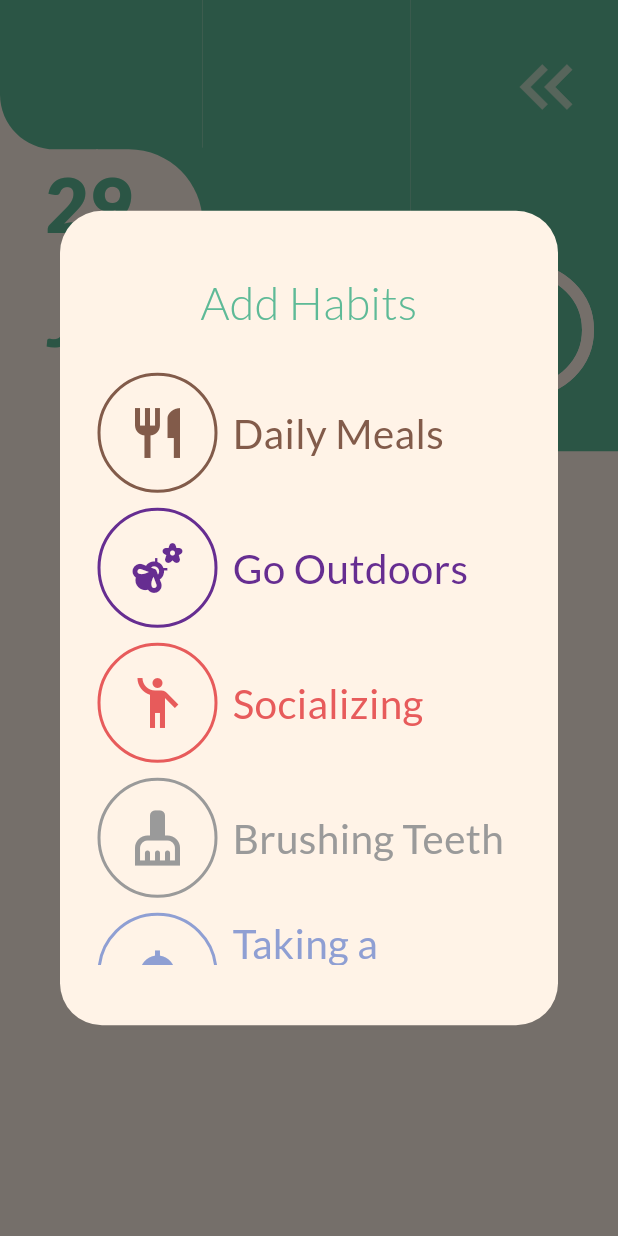
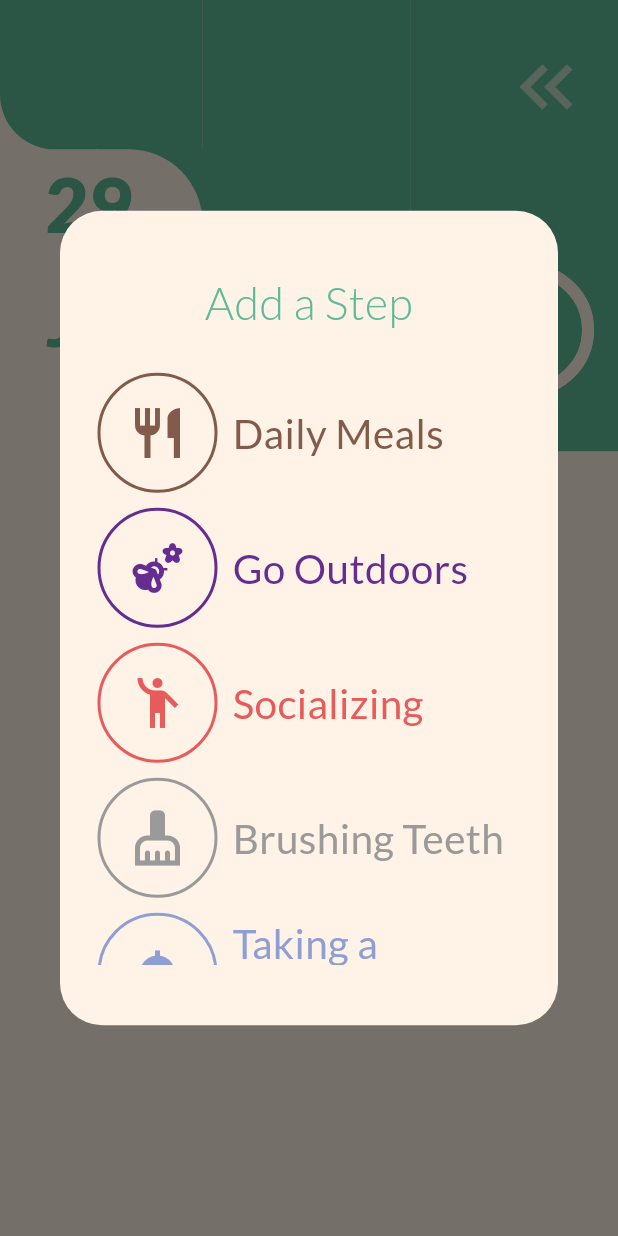
Before and after one commit to TyperOfCode/Hack24T50, a Flutter app: the screen it shows after launch, after a tap on the "add" icon, on a phone screen of 412 x 824 dp. Run offline on Flutter 3.47's test engine with Material 3 defaults, Android fonts, the light colour scheme and no system bars; our stand-ins replace fl_chart, flutter_riverpod, flutter_svg, freezed_annotation, gap, go_router and 2 more.

Commit message:
FIX: Changed /'add habit/' to /'add a step/'

```diff
--- a/lib/presentation/popups/add_habit_popup/suggested_habit_popup.dart
+++ b/lib/presentation/popups/add_habit_popup/suggested_habit_popup.dart
@@ -27,7 +27,7 @@ class SuggestedHabitPopup extends ConsumerWidget {
           mainAxisSize: MainAxisSize.min,
           children: [
             Text(
-              "Add Habits",
+              "Add a Step",
               style: AppThemeTextStyles
                 .titleText
                 .copyWith(
```
